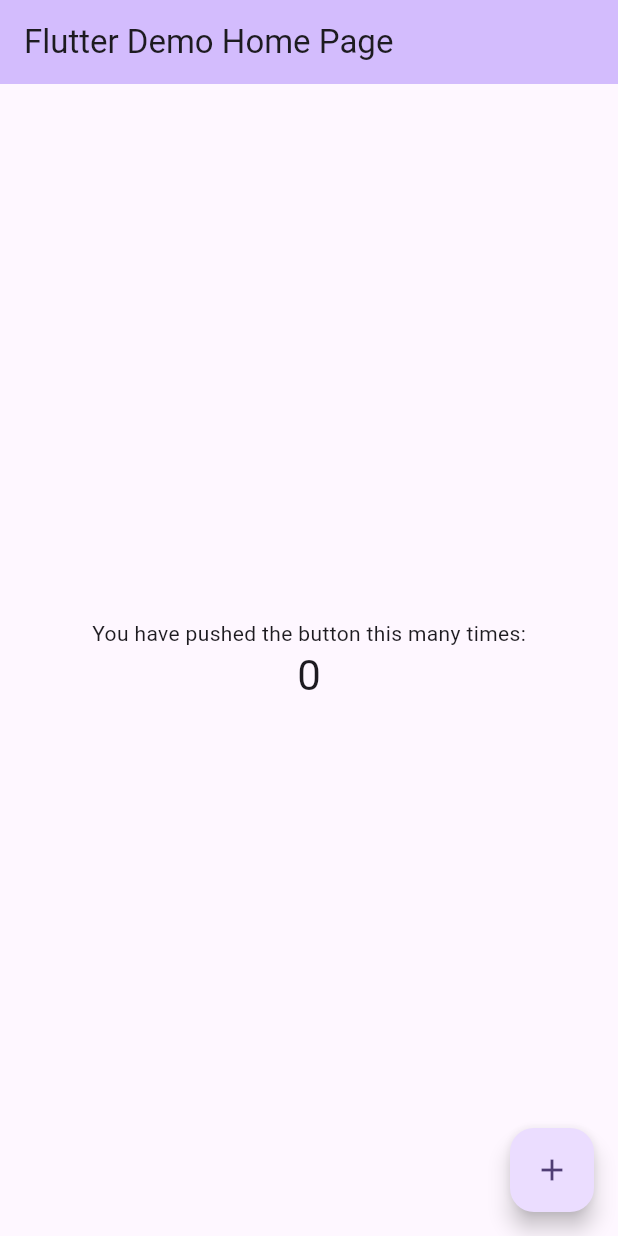
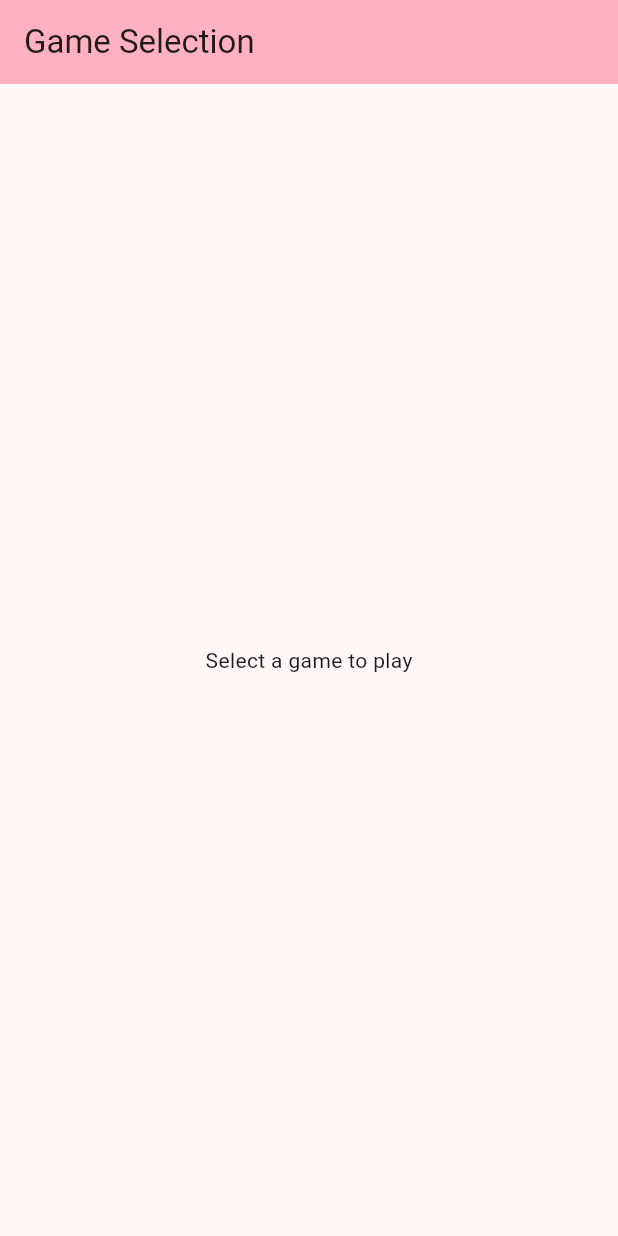
Before and after one commit to tarofess/bebikame, a Flutter app: the screen it shows after launch, on a phone screen of 412 x 824 dp. Run offline on Flutter 3.47's test engine with Material 3 defaults, Android fonts, the light colour scheme and no system bars.

Commit message:
アプリ開発の下準備

```diff
--- /dev/null
+++ b/lib/game_selection_view.dart
@@ -0,0 +1,23 @@
+import 'package:flutter/material.dart';
+
+class GameSelectionView extends StatelessWidget {
+  const GameSelectionView({super.key});
+
+  @override
+  Widget build(BuildContext context) {
+    return Scaffold(
+      appBar: AppBar(
+        backgroundColor: Theme.of(context).colorScheme.inversePrimary,
+        title: const Text('Game Selection'),
+      ),
+      body: const Center(
+        child: Column(
+          mainAxisAlignment: MainAxisAlignment.center,
+          children: <Widget>[
+            Text('Select a game to play'),
+          ],
+        ),
+      ),
+    );
+  }
+}
--- a/lib/main.dart
+++ b/lib/main.dart
@@ -1,3 +1,4 @@
+import 'package:bebikame/game_selection_view.dart';
 import 'package:flutter/material.dart';
 
 void main() {
@@ -7,119 +8,14 @@
 class MyApp extends StatelessWidget {
   const MyApp({super.key});
 
-  // This widget is the root of your application.
   @override
   Widget build(BuildContext context) {
     return MaterialApp(
-      title: 'Flutter Demo',
       theme: ThemeData(
-        // This is the theme of your application.
-        //
-        // TRY THIS: Try running your application with "flutter run". You'll see
-        // the application has a purple toolbar. Then, without quitting the app,
-        // try changing the seedColor in the colorScheme below to Colors.green
-        // and then invoke "hot reload" (save your changes or press the "hot
-        // reload" button in a Flutter-supported IDE, or press "r" if you used
-        // the command line to start the app).
-        //
-        // Notice that the counter didn't reset back to zero; the application
-        // state is not lost during the reload. To reset the state, use hot
-        // restart instead.
-        //
-        // This works for code too, not just values: Most code changes can be
-        // tested with just a hot reload.
-        colorScheme: ColorScheme.fromSeed(seedColor: Colors.deepPurple),
+        colorScheme: ColorScheme.fromSeed(seedColor: Colors.pinkAccent),
         useMaterial3: true,
       ),
-      home: const MyHomePage(title: 'Flutter Demo Home Page'),
+      home: const GameSelectionView(),
     );
   }
 }
-
-class MyHomePage extends StatefulWidget {
-  const MyHomePage({super.key, required this.title});
-
-  // This widget is the home page of your application. It is stateful, meaning
-  // that it has a State object (defined below) that contains fields that affect
-  // how it looks.
-
-  // This class is the configuration for the state. It holds the values (in this
-  // case the title) provided by the parent (in this case the App widget) and
-  // used by the build method of the State. Fields in a Widget subclass are
-  // always marked "final".
-
-  final String title;
-
-  @override
-  State<MyHomePage> createState() => _MyHomePageState();
-}
-
-class _MyHomePageState extends State<MyHomePage> {
-  int _counter = 0;
-
-  void _incrementCounter() {
-    setState(() {
-      // This call to setState tells the Flutter framework that something has
-      // changed in this State, which causes it to rerun the build method below
-      // so that the display can reflect the updated values. If we changed
-      // _counter without calling setState(), then the build method would not be
-      // called again, and so nothing would appear to happen.
-      _counter++;
-    });
-  }
-
-  @override
-  Widget build(BuildContext context) {
-    // This method is rerun every time setState is called, for instance as done
-    // by the _incrementCounter method above.
-    //
-    // The Flutter framework has been optimized to make rerunning build methods
-    // fast, so that you can just rebuild anything that needs updating rather
-    // than having to individually change instances of widgets.
-    return Scaffold(
-      appBar: AppBar(
-        // TRY THIS: Try changing the color here to a specific color (to
-        // Colors.amber, perhaps?) and trigger a hot reload to see the AppBar
-        // change color while the other colors stay the same.
-        backgroundColor: Theme.of(context).colorScheme.inversePrimary,
-        // Here we take the value from the MyHomePage object that was created by
-        // the App.build method, and use it to set our appbar title.
-        title: Text(widget.title),
-      ),
-      body: Center(
-        // Center is a layout widget. It takes a single child and positions it
-        // in the middle of the parent.
-        child: Column(
-          // Column is also a layout widget. It takes a list of children and
-          // arranges them vertically. By default, it sizes itself to fit its
-          // children horizontally, and tries to be as tall as its parent.
-          //
-          // Column has various properties to control how it sizes itself and
-          // how it positions its children. Here we use mainAxisAlignment to
-          // center the children vertically; the main axis here is the vertical
-          // axis because Columns are vertical (the cross axis would be
-          // horizontal).
-          //
-          // TRY THIS: Invoke "debug painting" (choose the "Toggle Debug Paint"
-          // action in the IDE, or press "p" in the console), to see the
-          // wireframe for each widget.
-          mainAxisAlignment: MainAxisAlignment.center,
-          children: <Widget>[
-            const Text(
-              'You have pushed the button this many times:',
-            ),
-            Text(
-              '$_counter',
-              style: Theme.of(context).textTheme.headlineMedium,
-            ),
-          ],
-        ),
-      ),
-      floatingActionButton: FloatingActionButton(
-        onPressed: _incrementCounter,
-        tooltip: 'Increment',
-        child: const Icon(Icons.add),
-      ), // This trailing comma makes auto-formatting nicer for build methods.
-    );
-  }
-}
--- a/pubspec.yaml
+++ b/pubspec.yaml
@@ -30,6 +30,12 @@ environment:
 dependencies:
   flutter:
     sdk: flutter
+  camera:
+  path_provider:
+  video_player:
+  permission_handler:
+  shared_preferences:
+  get_it:
 
 
   # The following adds the Cupertino Icons font to your application.
```
Also changed, not shown: 3 other files.
